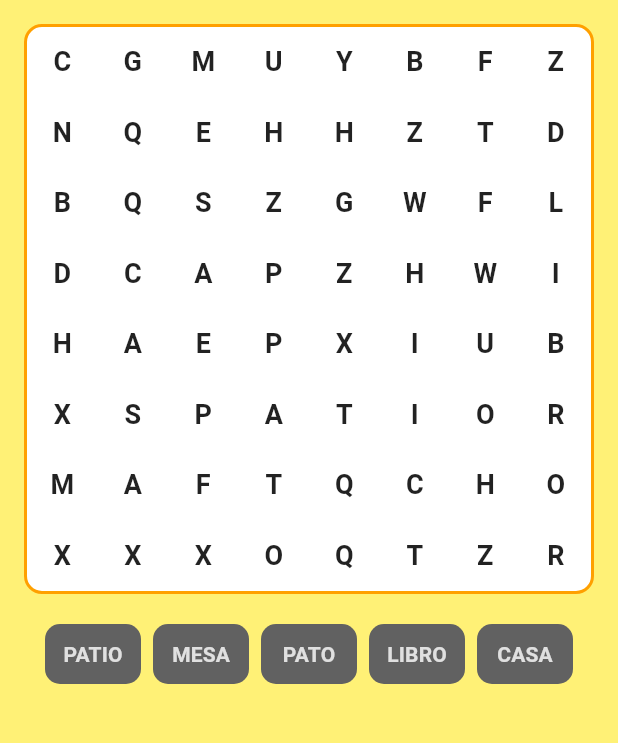
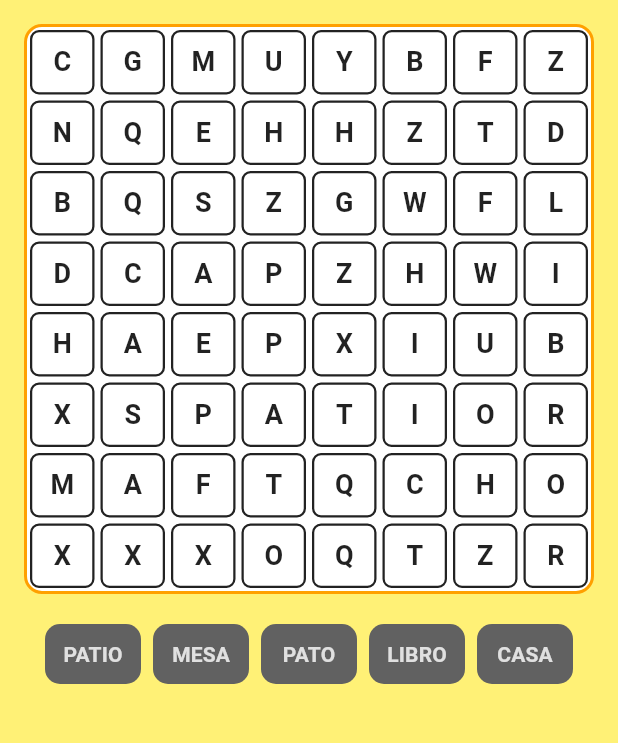
Before and after one commit to RobertoOrona90/flutter-trivia, a Flutter app: the screen it shows after launch, on a phone screen of 412 x 824 dp, the part 84-827 px from its top. Run offline on Flutter 3.47's test engine with Material 3 defaults, Android fonts, the phone set to English and light mode, and no system bars; our stand-ins replace card_swiper, confetti, dio; network calls fail.

Commit message:
color de celdas

```diff
--- a/lib/features/sopa_de_letras/presentation/atomic_design/atoms/letra_celda.dart
+++ b/lib/features/sopa_de_letras/presentation/atomic_design/atoms/letra_celda.dart
@@ -27,6 +27,8 @@ class LetraCelda extends StatelessWidget {
       decoration: BoxDecoration(
         color: fondo,
         borderRadius: BorderRadius.circular(6),
+        // Borde negro suave: ni muy delgado ni muy grueso.
+        border: Border.all(color: Colors.black87, width: 1.5),
       ),
       alignment: Alignment.center,
       child: Text(
```
